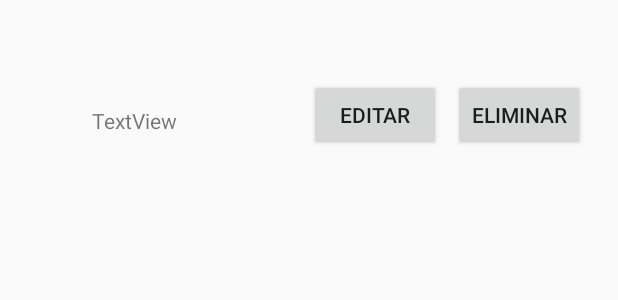
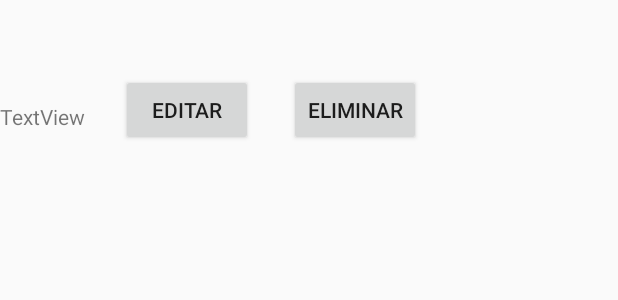
Before and after one commit to lewisrengifo/lab2moviles, an Android app: the layout item_rvtra.xml on its own in the app's theme, with its tools: preview values and no code run, on a phone screen of 412 x 824 dp. Shown: the top 300 px of the screen. Run offline under Robolectric (Android 15) with nearby library versions, the phone set to English and light mode, and no system bars; network calls fail.

Commit message:
casi final

```diff
--- a/app/src/main/java/com/example/laboratorio2/ListaTrabajosAdapter.java
+++ b/app/src/main/java/com/example/laboratorio2/ListaTrabajosAdapter.java
@@ -25,7 +25,7 @@ public class ListaTrabajosAdapter extends RecyclerView.Adapter<ListaTrabajosAdap
 
         public TrabajoViewHolder( View itemView) {
             super(itemView);
-            textView = itemView.findViewById(R.id.itemtrabajos);
+            textView = itemView.findViewById(R.id.textViewtrab);
         }
     }
     @NonNull
@@ -39,8 +39,8 @@ public class ListaTrabajosAdapter extends RecyclerView.Adapter<ListaTrabajosAdap
     @Override
     public void onBindViewHolder(@NonNull TrabajoViewHolder holder, int position) {
         Trabajo t = listaTrabajos[position];
-        String texto = t.getJobTitle() + " " + t.getMaxSalary() ;
-        holder.textView.setText(texto);
+        String text =t.getJobId()+ " "+ t.getJobTitle() + " " + t.getCreatedBy() ;
+        holder.textView.setText(text);
     }
 
     @Override
--- a/app/src/main/res/layout/item_rvtra.xml
+++ b/app/src/main/res/layout/item_rvtra.xml
@@ -2,30 +2,30 @@
 <androidx.constraintlayout.widget.ConstraintLayout xmlns:android="http://schemas.android.com/apk/res/android"
     xmlns:app="http://schemas.android.com/apk/res-auto"
     xmlns:tools="http://schemas.android.com/tools"
-    android:id="@+id/itemtrabajos"
+    android:id="@+id/ConstrainLayout"
     android:layout_width="match_parent"
     android:layout_height="match_parent">
 
     <TextView
-        android:id="@+id/textView13"
+        android:id="@+id/textViewtrab"
         android:layout_width="wrap_content"
         android:layout_height="wrap_content"
         android:text="TextView"
         app:layout_constraintBottom_toBottomOf="@+id/button5"
         app:layout_constraintEnd_toEndOf="parent"
-        app:layout_constraintHorizontal_bias="0.173"
+        app:layout_constraintHorizontal_bias="0.0"
         app:layout_constraintStart_toStartOf="parent"
         app:layout_constraintTop_toTopOf="@+id/button5"
-        app:layout_constraintVertical_bias="0.62" />
+        app:layout_constraintVertical_bias="0.655" />
 
     <Button
         android:id="@+id/button5"
         android:layout_width="wrap_content"
         android:layout_height="wrap_content"
-        android:layout_marginStart="88dp"
+        android:layout_marginStart="24dp"
         android:text="Editar"
         app:layout_constraintBottom_toBottomOf="@+id/button6"
-        app:layout_constraintStart_toEndOf="@+id/textView13"
+        app:layout_constraintStart_toEndOf="@+id/textViewtrab"
         app:layout_constraintTop_toTopOf="@+id/button6"
         app:layout_constraintVertical_bias="0.0" />
 
@@ -36,8 +36,8 @@
         android:text="Eliminar"
         app:layout_constraintBottom_toBottomOf="parent"
         app:layout_constraintEnd_toEndOf="parent"
-        app:layout_constraintHorizontal_bias="0.272"
+        app:layout_constraintHorizontal_bias="0.156"
         app:layout_constraintStart_toEndOf="@+id/button5"
         app:layout_constraintTop_toTopOf="parent"
-        app:layout_constraintVertical_bias="0.068" />
+        app:layout_constraintVertical_bias="0.064" />
 </androidx.constraintlayout.widget.ConstraintLayout>
--- a/app/src/main/res/menu/appbar.xml
+++ b/app/src/main/res/menu/appbar.xml
@@ -3,6 +3,7 @@
     xmlns:android="http://schemas.android.com/apk/res/android">
 
     <item
+        android:id="@+id/abrirEmpleados"
         android:icon="@drawable/ic_empleados"
         android:title="Item"
         app:showAsAction="ifRoom" />
```
Also changed, not shown: app/src/main/java/com/example/laboratorio2/EmpleadosActivity.java (added, +35 -0 lines), app/src/main/java/com/example/laboratorio2/InternetActivity.java (+17 -0 lines), app/src/main/java/com/example/laboratorio2/entidades/Empleado.java (+9 -9 lines), app/src/main/java/com/example/laboratorio2/entidades/Jefe.java (+7 -4 lines).
